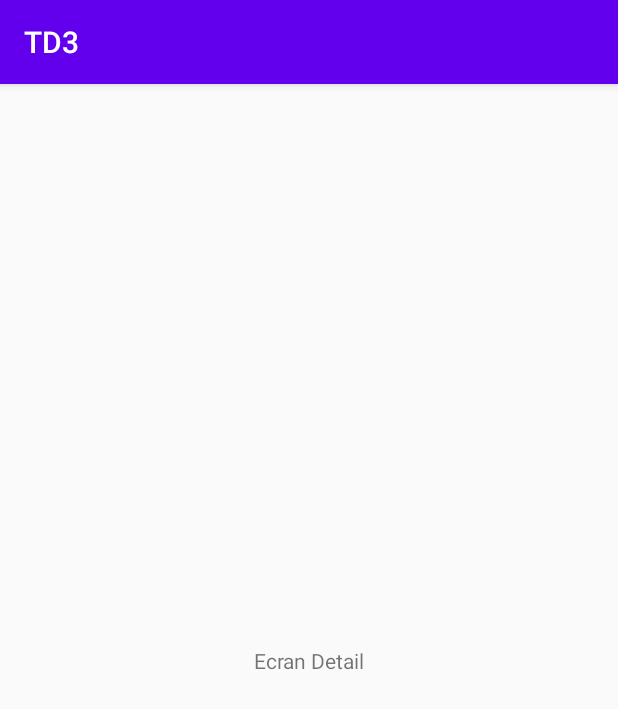
After one commit to Nefranne/Pokemon, an Android app: the DetailActivity screen opened directly, with no data from a screen before it, on a phone screen of 412 x 824 dp. The commit adds this screen. Shown: the top 709 px of the screen. Run offline under Robolectric (Android 15) with nearby library versions, the phone set to English and light mode, and no system bars; 1 statement that could not run was skipped.

Commit message:
add details with data

```diff
--- a/app/src/main/AndroidManifest.xml
+++ b/app/src/main/AndroidManifest.xml
@@ -18,6 +18,7 @@
                 <category android:name="android.intent.category.LAUNCHER" />
             </intent-filter>
         </activity>
+        <activity android:name=".presentation.view.DetailActivity" />
     </application>
 
 </manifest>
--- a/app/src/main/java/com/example/td3/Constant.java
+++ b/app/src/main/java/com/example/td3/Constant.java
@@ -4,5 +4,6 @@ public class Constant {
 
     public static final String BASE_URL = "https://pokeapi.co/";
     public static String KEY_POKEMON_LIST = "jsonPokemonList";
+    public static String KEY_POKEMON = "PokemonKey";
 
 }
--- /dev/null
+++ b/app/src/main/java/com/example/td3/presentation/view/DetailActivity.java
@@ -0,0 +1,42 @@
+package com.example.td3.presentation.view;
+
+import android.content.Intent;
+import android.content.SharedPreferences;
+import android.os.Bundle;
+import android.widget.TextView;
+import android.widget.Toast;
+
+import androidx.appcompat.app.AppCompatActivity;
+import androidx.recyclerview.widget.LinearLayoutManager;
+import androidx.recyclerview.widget.RecyclerView;
+
+import com.example.td3.Constant;
+import com.example.td3.R;
+import com.example.td3.presentation.controller.MainController;
+import com.example.td3.presentation.injection;
+import com.example.td3.presentation.model.Pokemon;
+import com.google.gson.Gson;
+
+import java.util.List;
+
+
+public class DetailActivity extends AppCompatActivity {
+    private MainController controller;
+    private TextView txtDetail;
+    @Override
+    protected void onCreate(Bundle savedInstanceState) {
+        super.onCreate(savedInstanceState);
+        setContentView(R.layout.detail_acctivity);
+        txtDetail = findViewById(R.id.detail_txt);
+        Intent intent = getIntent();
+        String PokemonJson = intent.getStringExtra(Constant.KEY_POKEMON );
+        Pokemon pokemon = injection.getGSon().fromJson(PokemonJson, Pokemon.class);
+        showDetail(pokemon);
+    }
+
+    private void showDetail(Pokemon pokemon) {
+        txtDetail.setText(pokemon.getName());
+
+    }
+
+}
--- a/app/src/main/java/com/example/td3/presentation/view/MainActivity.java
+++ b/app/src/main/java/com/example/td3/presentation/view/MainActivity.java
@@ -4,10 +4,13 @@ import androidx.appcompat.app.AppCompatActivity;
 import androidx.recyclerview.widget.LinearLayoutManager;
 import androidx.recyclerview.widget.RecyclerView;
 
+import android.content.Intent;
 import android.content.SharedPreferences;
 import android.os.Bundle;
+import android.text.method.SingleLineTransformationMethod;
 import android.widget.Toast;
 
+import com.example.td3.Constant;
 import com.example.td3.R;
 import com.example.td3.presentation.controller.MainController;
 import com.example.td3.presentation.injection;
@@ -83,6 +86,8 @@ public class MainActivity extends AppCompatActivity {
 
 
     public void navigateToTheDetails(Pokemon pokemon) {
-        Toast.makeText(this, "Tu navigues", Toast.LENGTH_SHORT).show();
+        Intent myIntent = new Intent(MainActivity.this, DetailActivity.class);
+        myIntent.putExtra(Constant.KEY_POKEMON, injection.getGSon().toJson(pokemon));
+        MainActivity.this.startActivity(myIntent);
     }
 }
--- /dev/null
+++ b/app/src/main/res/layout/detail_acctivity.xml
@@ -0,0 +1,19 @@
+<?xml version="1.0" encoding="utf-8"?>
+<androidx.constraintlayout.widget.ConstraintLayout xmlns:android="http://schemas.android.com/apk/res/android"
+    xmlns:app="http://schemas.android.com/apk/res-auto"
+    xmlns:tools="http://schemas.android.com/tools"
+    android:layout_width="match_parent"
+    android:layout_height="match_parent"
+    tools:context=".presentation.view.MainActivity">
+
+    <TextView
+        android:layout_width="wrap_content"
+        android:layout_height="wrap_content"
+        app:layout_constraintBottom_toBottomOf="parent"
+        app:layout_constraintEnd_toEndOf="parent"
+        app:layout_constraintStart_toStartOf="parent"
+        app:layout_constraintTop_toTopOf="parent"
+        android:id="@+id/detail_txt"
+        android:text="@string/description" />
+
+</androidx.constraintlayout.widget.ConstraintLayout>
--- a/app/src/main/res/values/strings.xml
+++ b/app/src/main/res/values/strings.xml
@@ -1,3 +1,4 @@
 <resources>
     <string name="app_name">TD3</string>
+    <string name="description">Ecran Detail</string>
 </resources>
```
